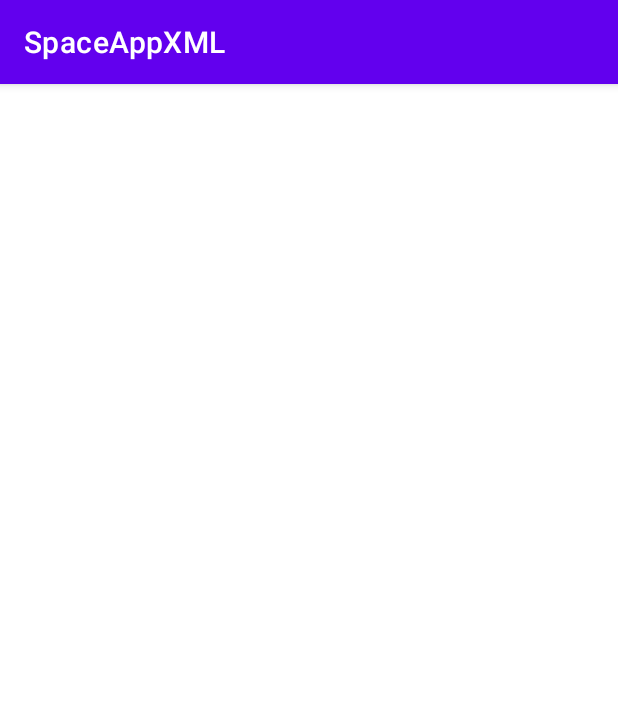
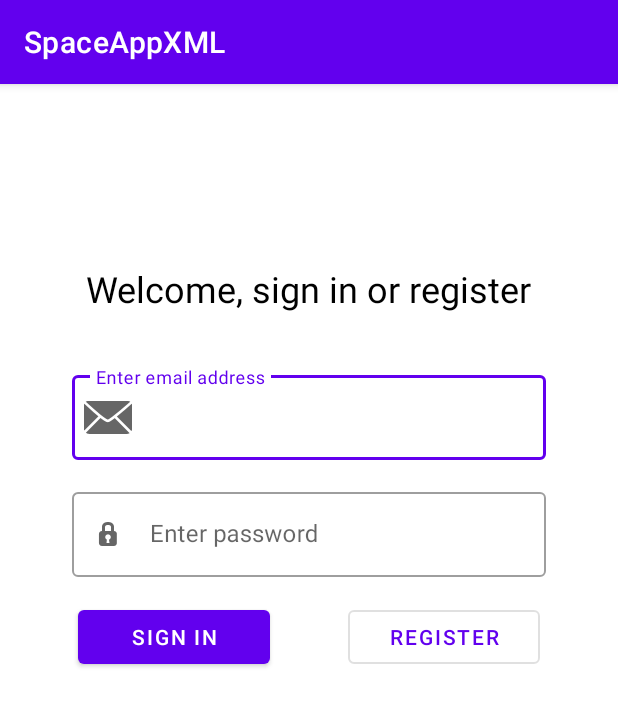
Before and after one commit to zmesinger/zavrsni-rad, an Android app: the screen it shows after launch (MainActivity), on a phone screen of 412 x 824 dp. Shown: the top 706 px of the screen. Run offline under Robolectric (Android 15) with nearby library versions, the phone set to English and light mode, and no system bars.

Commit message:
Implement SignInViewModel class and add basic nav_graph

```diff
--- a/app/src/main/java/com/mesinger/spaceappxml/firebase/FirestoreAuth.kt
+++ b/app/src/main/java/com/mesinger/spaceappxml/firebase/Firebase.kt
@@ -1,6 +1,6 @@
 package com.mesinger.spaceappxml.firebase
 
-class FirestoreAuth {
+class Firebase {
 
 
 }
--- a/app/src/main/java/com/mesinger/spaceappxml/view/ui/activities/MainActivity.kt
+++ b/app/src/main/java/com/mesinger/spaceappxml/view/ui/activities/MainActivity.kt
@@ -3,8 +3,12 @@ package com.mesinger.spaceappxml.view.ui.activities
 import androidx.appcompat.app.AppCompatActivity
 import android.os.Bundle
 import com.mesinger.spaceappxml.R
+import com.mesinger.spaceappxml.databinding.ActivityMainBinding
 
 class MainActivity : AppCompatActivity() {
+
+
+
     override fun onCreate(savedInstanceState: Bundle?) {
         super.onCreate(savedInstanceState)
         setContentView(R.layout.activity_main)
--- a/app/src/main/java/com/mesinger/spaceappxml/view/ui/fragments/SignInFragment.kt
+++ b/app/src/main/java/com/mesinger/spaceappxml/view/ui/fragments/SignInFragment.kt
@@ -5,56 +5,28 @@ import androidx.fragment.app.Fragment
 import android.view.LayoutInflater
 import android.view.View
 import android.view.ViewGroup
+import androidx.fragment.app.viewModels
 import com.mesinger.spaceappxml.R
+import com.mesinger.spaceappxml.databinding.FragmentSignInBinding
+import com.mesinger.spaceappxml.viewmodel.SignInViewModel
 
-// TODO: Rename parameter arguments, choose names that match
-// the fragment initialization parameters, e.g. ARG_ITEM_NUMBER
-private const val ARG_PARAM1 = "param1"
-private const val ARG_PARAM2 = "param2"
+class SignInFragment : Fragment(R.layout.fragment_sign_in) {
 
-/**
- * A simple [Fragment] subclass.
- * Use the [SignInFragment.newInstance] factory method to
- * create an instance of this fragment.
- */
-class SignInFragment : Fragment() {
-    // TODO: Rename and change types of parameters
-    private var param1: String? = null
-    private var param2: String? = null
+    private lateinit var binding: FragmentSignInBinding
+    private val viewModel: SignInViewModel by viewModels()
 
-    override fun onCreate(savedInstanceState: Bundle?) {
-        super.onCreate(savedInstanceState)
-        arguments?.let {
-            param1 = it.getString(ARG_PARAM1)
-            param2 = it.getString(ARG_PARAM2)
-        }
+    override fun onCreateView(
+        inflater: LayoutInflater,
+        container: ViewGroup?,
+        savedInstanceState: Bundle?
+    ): View? {
+        binding = FragmentSignInBinding.inflate(inflater, container, false)
+        return binding.root
     }
 
-    override fun onCreateView(
-        inflater: LayoutInflater, container: ViewGroup?,
-        savedInstanceState: Bundle?
-    ): View? {
-        // Inflate the layout for this fragment
-        return inflater.inflate(R.layout.fragment_sign_in, container, false)
-    }
+    override fun onViewCreated(view: View, savedInstanceState: Bundle?) {
+        super.onViewCreated(view, savedInstanceState)
 
-    companion object {
-        /**
-         * Use this factory method to create a new instance of
-         * this fragment using the provided parameters.
-         *
-         * @param param1 Parameter 1.
-         * @param param2 Parameter 2.
-         * @return A new instance of fragment SignInFragment.
-         */
-        // TODO: Rename and change types and number of parameters
-        @JvmStatic
-        fun newInstance(param1: String, param2: String) =
-            SignInFragment().apply {
-                arguments = Bundle().apply {
-                    putString(ARG_PARAM1, param1)
-                    putString(ARG_PARAM2, param2)
-                }
-            }
+
     }
 }
--- a/app/src/main/res/layout/activity_main.xml
+++ b/app/src/main/res/layout/activity_main.xml
@@ -8,5 +8,15 @@
     >
 
 
-
+    <androidx.fragment.app.FragmentContainerView
+        android:id="@+id/fragmentContainerView"
+        android:name="androidx.navigation.fragment.NavHostFragment"
+        android:layout_width="match_parent"
+        android:layout_height="match_parent"
+        app:defaultNavHost="true"
+        app:layout_constraintBottom_toBottomOf="parent"
+        app:layout_constraintEnd_toEndOf="parent"
+        app:layout_constraintStart_toStartOf="parent"
+        app:layout_constraintTop_toTopOf="parent"
+        app:navGraph="@navigation/nav_graph" />
 </androidx.constraintlayout.widget.ConstraintLayout>
--- a/app/src/main/res/layout/fragment_register.xml
+++ b/app/src/main/res/layout/fragment_register.xml
@@ -23,7 +23,7 @@
         style="@style/Widget.MaterialComponents.TextInputLayout.OutlinedBox"
         android:layout_width="match_parent"
         android:layout_height="wrap_content"
-        android:hint="@string/enter_name_and_surname"
+        android:hint="@string/enter_username"
         android:layout_marginStart="48dp"
         android:layout_marginEnd="48dp"
         android:layout_marginTop="36dp"
--- /dev/null
+++ b/app/src/main/res/navigation/nav_graph.xml
@@ -0,0 +1,26 @@
+<?xml version="1.0" encoding="utf-8"?>
+<navigation xmlns:android="http://schemas.android.com/apk/res/android"
+             xmlns:app="http://schemas.android.com/apk/res-auto"
+    xmlns:tools="http://schemas.android.com/tools"
+    android:id="@+id/nav_graph"
+    app:startDestination="@id/signInFragment">
+
+    <fragment
+        android:id="@+id/signInFragment"
+        android:name="com.mesinger.spaceappxml.view.ui.fragments.SignInFragment"
+        android:label="fragment_sign_in"
+        tools:layout="@layout/fragment_sign_in" >
+        <action
+            android:id="@+id/action_signInFragment_to_registerFragment2"
+            app:destination="@id/registerFragment2" />
+    </fragment>
+    <fragment
+        android:id="@+id/registerFragment2"
+        android:name="com.mesinger.spaceappxml.view.ui.fragments.RegisterFragment"
+        android:label="fragment_register"
+        tools:layout="@layout/fragment_register" >
+        <action
+            android:id="@+id/action_registerFragment2_to_signInFragment"
+            app:destination="@id/signInFragment" />
+    </fragment>
+</navigation>
--- a/app/src/main/res/values/strings.xml
+++ b/app/src/main/res/values/strings.xml
@@ -14,7 +14,7 @@
     <!-- TODO: Remove or change this placeholder text -->
     <string name="hello_blank_fragment">Hello blank fragment</string>
     <string name="welcome_sign_in_or_register">Welcome, sign in or register</string>
-    <string name="enter_name_and_surname">Enter name and surname</string>
+    <string name="enter_username">Enter username</string>
     <string name="register">Register</string>
     <string name="sign_in">Sign in</string>
     <string name="sign_in_with_google">Sign in with google</string>
```
Also changed, not shown: app/build.gradle (+19 -0 lines), app/src/main/java/com/mesinger/spaceappxml/service/model/User.kt (added, +41 -0 lines), app/src/main/java/com/mesinger/spaceappxml/view/ui/fragments/RegisterFragment.kt (+3 -40 lines), app/src/main/java/com/mesinger/spaceappxml/viewmodel/SignInViewModel.kt (+43 -0 lines).
